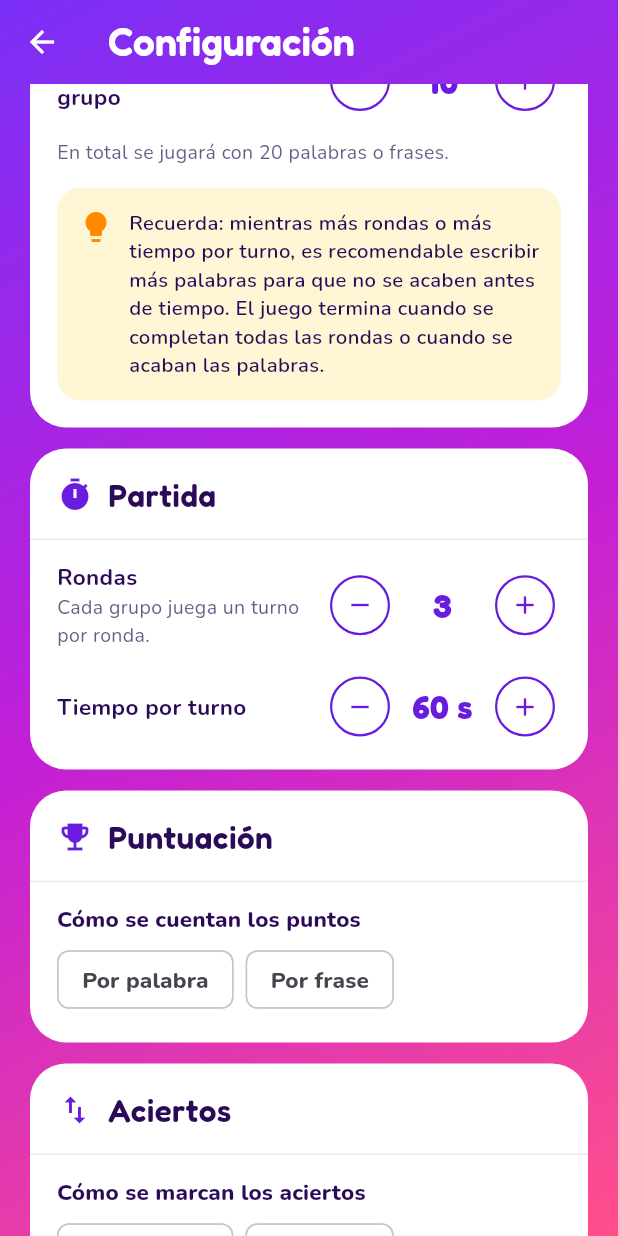
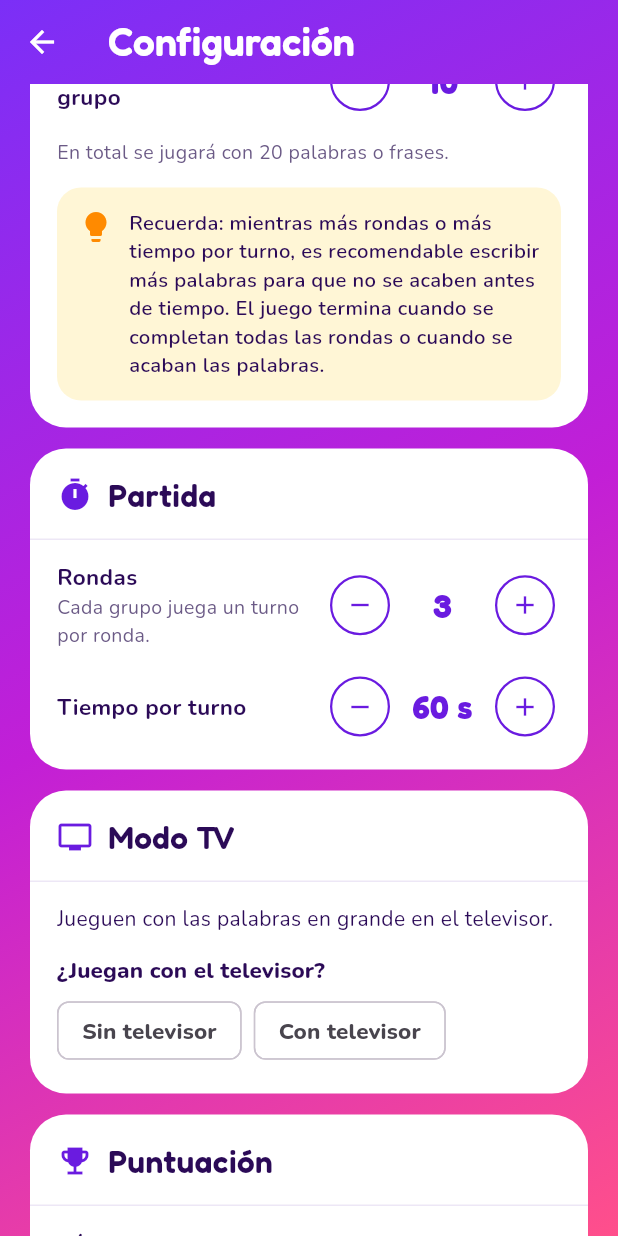
Before and after one commit to juancamilosal/charadeando_app, a Flutter app: the ConfigScreen screen opened by its route, scrolled down 576 dp, on a phone screen of 412 x 824 dp. Run offline on Flutter 3.47's test engine with Material 3 defaults, Android fonts, the phone set to English and light mode, and no system bars; our stand-ins replace camera, flutter_riverpod, go_router, sensors_plus, share_plus, video_player and 1 more; missing offline and left inert: ffmpeg_kit_flutter_new_video, gal.

Commit message:
Separar el Modo TV en su propia sección y no dejar seguir sin televisor
- El Modo TV ya no es una opción de aciertos: tiene su sección con
  "Sin televisor" y "Con televisor", y explica paso a paso cómo funciona.
  Al elegirlo se ocultan las secciones de aciertos y de video.
- Con palabras manuales hay que elegir si juegan con televisor.
- Sin el televisor conectado no se puede continuar en la configuración, ni
  tocar "¡Listo!", ni seguir un turno pausado.

Co-Authored-By: Claude Opus 5.5 <noreply@anthropic.com>
Claude-Session: https://claude.ai/code/session_01XPBFeG2PZmszSkrWwceepV

```diff
--- a/lib/models/game_config.dart
+++ b/lib/models/game_config.dart
@@ -31,25 +31,14 @@ enum HitMode {
   ),
 
   /// La palabra se ve en el televisor y un juez del grupo rival marca con
-  /// los botones del celular. Solo con palabras manuales.
-  tv(
-    'Modo TV',
-    'Conecten el celular al televisor: allí se ven la palabra, el tiempo y '
-        'el marcador. Un juez del grupo rival marca "Pasar" y "¡Correcto!" '
-        'en este celular. No se graba video.',
-    available: true,
-    manualOnly: true,
-  ),
+  /// los botones del celular. Se elige en su propia sección de la
+  /// configuración, solo con palabras manuales.
+  tv('Modo TV', null, available: true),
 
   /// Un jugador rival marca desde un segundo celular.
   judge('Celular juez', null, available: false);
 
-  const HitMode(
-    this.label,
-    this.description, {
-    required this.available,
-    this.manualOnly = false,
-  });
+  const HitMode(this.label, this.description, {required this.available});
 
   final String label;
   final String? description;
@@ -57,14 +46,11 @@ enum HitMode {
   /// Falso mientras el modo no esté implementado.
   final bool available;
 
-  /// Verdadero si solo se puede elegir con palabras escritas por los grupos.
-  final bool manualOnly;
-
-  /// Modos que se muestran en la configuración según de dónde salen las
-  /// palabras.
-  static List<HitMode> optionsFor(WordSource source) => [
+  /// Modos que se muestran en la sección de aciertos. El Modo TV tiene su
+  /// propia sección.
+  static List<HitMode> get selectable => [
     for (final mode in values)
-      if (!mode.manualOnly || source == WordSource.groups) mode,
+      if (mode != tv) mode,
   ];
 }
 
--- a/lib/screens/config_screen.dart
+++ b/lib/screens/config_screen.dart
@@ -6,6 +6,7 @@ import '../models/models.dart';
 import '../providers/providers.dart';
 import '../router.dart';
 import '../services/services.dart';
+import '../theme.dart';
 import '../widgets/config_section.dart';
 import '../widgets/number_stepper.dart';
 import '../widgets/option_selector.dart';
@@ -50,16 +51,23 @@ class _ConfigScreenState extends ConsumerState<ConfigScreen> {
   ScoringMode? _scoring;
   HitMode? _hitMode;
 
+  /// Si juegan con el televisor. Solo se pregunta con palabras manuales.
+  bool? _withTv;
+
   bool get _automatic => _config.wordSource == WordSource.random;
 
-  /// En el Modo TV no se graba, así que la opción de video no se muestra.
-  bool get _tvMode => _hitMode == HitMode.tv;
+  /// En el Modo TV el juez marca con botones y no se graba, así que las
+  /// secciones de aciertos y de video no se muestran.
+  bool get _tvMode => !_automatic && _withTv == true;
+
+  bool get _tvConnected => ref.read(tvConnectedProvider).value ?? false;
 
   /// Lo que falta elegir, para el aviso al tocar "Continuar".
   List<String> get _missingChoices => [
     if (_automatic && _gameEnd == null) 'la duración del juego',
+    if (!_automatic && _withTv == null) 'si juegan con el televisor',
     if (_scoring == null) 'la puntuación',
-    if (_hitMode == null) 'cómo se marcan los aciertos',
+    if (!_tvMode && _hitMode == null) 'cómo se marcan los aciertos',
   ];
 
   String? _choiceError(Object? choice) =>
@@ -95,6 +103,7 @@ class _ConfigScreenState extends ConsumerState<ConfigScreen> {
       _gameEnd = _config.gameEnd;
       _scoring = _config.scoringMode;
       _hitMode = _config.hitMode;
+      _withTv ??= false;
       _showErrors = false;
     });
   }
@@ -102,11 +111,15 @@ class _ConfigScreenState extends ConsumerState<ConfigScreen> {
   void _continue() {
     final missingNames = _names.any((c) => c.text.trim().isEmpty);
     final missing = _missingChoices;
-    if (missingNames || missing.isNotEmpty) {
+    final noTv = _tvMode && !_tvConnected;
+    if (missingNames || missing.isNotEmpty || noTv) {
       setState(() => _showErrors = true);
       final message = missingNames
           ? 'Escriban el nombre de cada grupo.'
-          : 'Elijan ${_joinList(missing)}.';
+          : missing.isNotEmpty
+          ? 'Elijan ${_joinList(missing)}.'
+          : 'Conecten el televisor para continuar, o elijan jugar sin '
+                'televisor.';
       ScaffoldMessenger.of(context)
         ..hideCurrentSnackBar()
         ..showSnackBar(SnackBar(content: Text(message)));
@@ -120,7 +133,7 @@ class _ConfigScreenState extends ConsumerState<ConfigScreen> {
             groups: groups,
             gameEnd: _gameEnd,
             scoringMode: _scoring,
-            hitMode: _hitMode,
+            hitMode: _tvMode ? HitMode.tv : _hitMode,
           ),
         );
     context.go(
@@ -255,6 +268,8 @@ class _ConfigScreenState extends ConsumerState<ConfigScreen> {
                   ],
                 ),
                 gap,
+                _tvSection(),
+                gap,
               ],
               ConfigSection(
                 icon: Icons.emoji_events,
@@ -294,13 +309,14 @@ class _ConfigScreenState extends ConsumerState<ConfigScreen> {
                 ),
                 gap,
               ],
+              if (!_tvMode) ...[
                 ConfigSection(
                   icon: Icons.swap_vert,
                   title: 'Aciertos',
                   children: [
                     OptionSelector<HitMode>(
                       label: 'Cómo se marcan los aciertos',
-                    options: HitMode.optionsFor(_config.wordSource),
+                      options: HitMode.selectable,
                       selected: _hitMode,
                       errorText: _choiceError(_hitMode),
                       labelOf: (o) => o.label,
@@ -308,10 +324,8 @@ class _ConfigScreenState extends ConsumerState<ConfigScreen> {
                       description: _hitMode?.description,
                       onSelected: (o) => setState(() => _hitMode = o),
                     ),
-                  if (_tvMode) const TvConnect(),
                   ],
                 ),
-              if (!_tvMode) ...[
                 gap,
                 ConfigSection(
                   icon: Icons.videocam,
@@ -343,6 +357,81 @@ class _ConfigScreenState extends ConsumerState<ConfigScreen> {
           ),
         ),
       ),
+    );
+  }
+
+  /// Si juegan con el televisor, cómo funciona y el botón para conectarlo.
+  Widget _tvSection() {
+    final connected = ref.watch(tvConnectedProvider).value ?? false;
+    const steps = [
+      'Conecten este celular al televisor con AirPlay, Chromecast o un '
+          'cable HDMI.',
+      'En el televisor se ven la palabra, el tiempo, el grupo, el marcador '
+          'y los resultados de cada turno.',
+      'El que adivina se para de espaldas al televisor y su grupo le da '
+          'pistas.',
+      'Un juez del grupo rival tiene este celular y toca "Pasar" o '
+          '"¡Correcto!".',
+      'Si el televisor se desconecta, el juego queda en pausa y sigue al '
+          'volver a conectarlo.',
+      'En el Modo TV no se graba video.',
+    ];
+    return ConfigSection(
+      icon: Icons.tv,
+      title: 'Modo TV',
+      children: [
+        const Text('Jueguen con las palabras en grande en el televisor.'),
+        OptionSelector<bool>(
+          label: '¿Juegan con el televisor?',
+          options: const [false, true],
+          selected: _withTv,
+          labelOf: (o) => o ? 'Con televisor' : 'Sin televisor',
+          errorText: _choiceError(_withTv),
+          onSelected: (o) => setState(() => _withTv = o),
+        ),
+        if (_tvMode) ...[
+          const Text(
+            'Cómo funciona',
+            style: TextStyle(fontWeight: FontWeight.w800),
+          ),
+          Column(
+            crossAxisAlignment: CrossAxisAlignment.start,
+            children: [
+              for (var i = 0; i < steps.length; i++)
+                Padding(
+                  padding: const EdgeInsets.only(bottom: 6),
+                  child: Row(
+                    crossAxisAlignment: CrossAxisAlignment.start,
+                    children: [
+                      SizedBox(
+                        width: 22,
+                        child: Text(
+                          '${i + 1}.',
+                          style: const TextStyle(
+                            fontWeight: FontWeight.w800,
+                            color: AppColors.purple,
+                          ),
+                        ),
+                      ),
+                      Expanded(child: Text(steps[i])),
+                    ],
+                  ),
+                ),
+            ],
+          ),
+          const TvConnect(),
+          if (_showErrors && !connected)
+            Text(
+              'Conecten el televisor para continuar, o elijan "Sin '
+              'televisor".',
+              style: TextStyle(
+                color: Theme.of(context).colorScheme.error,
+                fontWeight: FontWeight.w700,
+                fontSize: 13,
+              ),
+            ),
+        ],
+      ],
     );
   }
 
--- a/lib/widgets/tv_connect.dart
+++ b/lib/widgets/tv_connect.dart
@@ -28,7 +28,7 @@ class TvConnect extends ConsumerWidget {
             const SizedBox(width: 8),
             Expanded(
               child: Text(
-                connected ? 'Conectado al televisor' : 'Sin televisor',
+                connected ? 'Conectado al televisor' : 'Televisor sin conectar',
                 style: TextStyle(
                   fontWeight: FontWeight.w800,
                   color: light ? Colors.white : AppColors.ink,
```
Also changed, not shown: lib/screens/turn_screen.dart (+21 -5 lines), 4 other files. Lines whose indentation alone changed are shown as unchanged.
